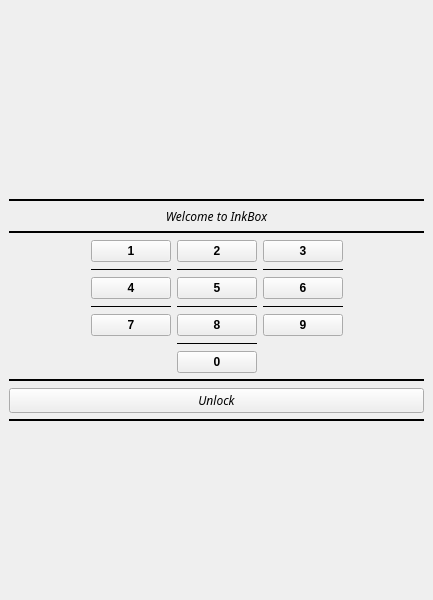
Before: the Qt Designer form lockscreen.ui in Kobo-InkBox/lockscreen, drawn with Qt 5.
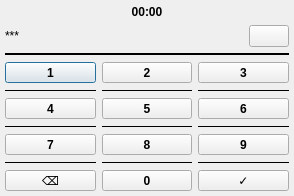
After: the same form once the commit is applied.

Diff of the .ui file:
```diff
--- a/lockscreen.ui
+++ b/lockscreen.ui
@@ -1,171 +1,61 @@
 <?xml version="1.0" encoding="UTF-8"?>
 <ui version="4.0">
  <class>lockscreen</class>
- <widget class="QMainWindow" name="lockscreen">
+ <widget class="QDialog" name="lockscreen">
   <property name="geometry">
    <rect>
     <x>0</x>
     <y>0</y>
-    <width>433</width>
-    <height>600</height>
+    <width>294</width>
+    <height>196</height>
    </rect>
   </property>
+  <property name="sizePolicy">
+   <sizepolicy hsizetype="Preferred" vsizetype="Preferred">
+    <horstretch>0</horstretch>
+    <verstretch>0</verstretch>
+   </sizepolicy>
+  </property>
   <property name="windowTitle">
    <string>lockscreen</string>
   </property>
-  <widget class="QWidget" name="centralwidget">
-   <layout class="QVBoxLayout" name="verticalLayout">
-    <item>
-     <layout class="QGridLayout" name="gridLayout">
-      <item row="8" column="1">
-       <widget class="QPushButton" name="unlockBtn">
-        <property name="font">
-         <font>
-          <family>Chivo</family>
-          <weight>50</weight>
-          <italic>true</italic>
-          <bold>false</bold>
-         </font>
-        </property>
-        <property name="text">
-         <string>Unlock</string>
-        </property>
-       </widget>
-      </item>
-      <item row="9" column="1">
-       <widget class="Line" name="line_4">
-        <property name="frameShadow">
-         <enum>QFrame::Plain</enum>
-        </property>
-        <property name="lineWidth">
-         <number>2</number>
-        </property>
-        <property name="orientation">
-         <enum>Qt::Horizontal</enum>
-        </property>
-       </widget>
-      </item>
-      <item row="7" column="1">
-       <widget class="Line" name="line_2">
-        <property name="frameShadow">
-         <enum>QFrame::Plain</enum>
-        </property>
-        <property name="lineWidth">
-         <number>2</number>
-        </property>
-        <property name="orientation">
-         <enum>Qt::Horizontal</enum>
-        </property>
-       </widget>
-      </item>
-      <item row="0" column="1">
-       <spacer name="verticalSpacer">
-        <property name="orientation">
-         <enum>Qt::Vertical</enum>
-        </property>
-        <property name="sizeHint" stdset="0">
-         <size>
-          <width>20</width>
-          <height>40</height>
-         </size>
-        </property>
-       </spacer>
-      </item>
-      <item row="10" column="1">
-       <spacer name="verticalSpacer_2">
-        <property name="orientation">
-         <enum>Qt::Vertical</enum>
-        </property>
-        <property name="sizeHint" stdset="0">
-         <size>
-          <width>20</width>
-          <height>40</height>
-         </size>
-        </property>
-       </spacer>
-      </item>
-      <item row="3" column="1">
-       <widget class="QLabel" name="welcomeLabel">
-        <property name="font">
-         <font>
-          <family>Chivo</family>
-          <weight>50</weight>
-          <italic>true</italic>
-          <bold>false</bold>
-         </font>
-        </property>
-        <property name="text">
-         <string>Welcome to InkBox</string>
-        </property>
-        <property name="alignment">
-         <set>Qt::AlignCenter</set>
-        </property>
-       </widget>
-      </item>
-      <item row="5" column="1">
-       <widget class="Line" name="line">
-        <property name="frameShadow">
-         <enum>QFrame::Plain</enum>
-        </property>
-        <property name="lineWidth">
-         <number>2</number>
-        </property>
-        <property name="orientation">
-         <enum>Qt::Horizontal</enum>
-        </property>
-       </widget>
-      </item>
-      <item row="2" column="1">
-       <widget class="Line" name="line_3">
-        <property name="frameShadow">
-         <enum>QFrame::Plain</enum>
-        </property>
-        <property name="lineWidth">
-         <number>2</number>
-        </property>
-        <property name="orientation">
-         <enum>Qt::Horizontal</enum>
-        </property>
-       </widget>
-      </item>
-      <item row="6" column="1">
+  <layout class="QGridLayout" name="gridLayout_6">
+   <property name="sizeConstraint">
+    <enum>QLayout::SetNoConstraint</enum>
+   </property>
+   <property name="leftMargin">
+    <number>5</number>
+   </property>
+   <property name="topMargin">
+    <number>5</number>
+   </property>
+   <property name="rightMargin">
+    <number>5</number>
+   </property>
+   <property name="bottomMargin">
+    <number>5</number>
+   </property>
+   <item row="4" column="0">
        <layout class="QGridLayout" name="gridLayout_3">
         <property name="bottomMargin">
          <number>0</number>
         </property>
         <item row="0" column="0">
-         <spacer name="horizontalSpacer">
-          <property name="orientation">
-           <enum>Qt::Horizontal</enum>
-          </property>
-          <property name="sizeHint" stdset="0">
-           <size>
-            <width>40</width>
-            <height>20</height>
-           </size>
-          </property>
-         </spacer>
-        </item>
-        <item row="0" column="2">
-         <spacer name="horizontalSpacer_2">
-          <property name="orientation">
-           <enum>Qt::Horizontal</enum>
-          </property>
-          <property name="sizeHint" stdset="0">
-           <size>
-            <width>40</width>
-            <height>20</height>
-           </size>
-          </property>
-         </spacer>
-        </item>
-        <item row="0" column="1">
          <layout class="QGridLayout" name="gridLayout_2">
+       <property name="sizeConstraint">
+        <enum>QLayout::SetMaximumSize</enum>
+       </property>
           <property name="bottomMargin">
            <number>0</number>
           </property>
           <item row="0" column="0">
            <widget class="QPushButton" name="b1">
+         <property name="sizePolicy">
+          <sizepolicy hsizetype="Minimum" vsizetype="MinimumExpanding">
+           <horstretch>0</horstretch>
+           <verstretch>0</verstretch>
+          </sizepolicy>
+         </property>
             <property name="font">
              <font>
               <weight>75</weight>
@@ -179,6 +69,12 @@
           </item>
           <item row="6" column="1">
            <widget class="QPushButton" name="b0">
+         <property name="sizePolicy">
+          <sizepolicy hsizetype="Minimum" vsizetype="MinimumExpanding">
+           <horstretch>0</horstretch>
+           <verstretch>0</verstretch>
+          </sizepolicy>
+         </property>
             <property name="font">
              <font>
               <weight>75</weight>
@@ -192,6 +88,12 @@
           </item>
           <item row="4" column="2">
            <widget class="QPushButton" name="b9">
+         <property name="sizePolicy">
+          <sizepolicy hsizetype="Minimum" vsizetype="MinimumExpanding">
+           <horstretch>0</horstretch>
+           <verstretch>0</verstretch>
+          </sizepolicy>
+         </property>
             <property name="font">
              <font>
               <weight>75</weight>
@@ -205,6 +107,12 @@
           </item>
           <item row="0" column="1">
            <widget class="QPushButton" name="b2">
+         <property name="sizePolicy">
+          <sizepolicy hsizetype="Minimum" vsizetype="MinimumExpanding">
+           <horstretch>0</horstretch>
+           <verstretch>0</verstretch>
+          </sizepolicy>
+         </property>
             <property name="font">
              <font>
               <weight>75</weight>
@@ -218,6 +126,12 @@
           </item>
           <item row="0" column="2">
            <widget class="QPushButton" name="b3">
+         <property name="sizePolicy">
+          <sizepolicy hsizetype="Minimum" vsizetype="Expanding">
+           <horstretch>0</horstretch>
+           <verstretch>0</verstretch>
+          </sizepolicy>
+         </property>
             <property name="font">
              <font>
               <weight>75</weight>
@@ -231,6 +145,12 @@
           </item>
           <item row="4" column="0">
            <widget class="QPushButton" name="b7">
+         <property name="sizePolicy">
+          <sizepolicy hsizetype="Minimum" vsizetype="MinimumExpanding">
+           <horstretch>0</horstretch>
+           <verstretch>0</verstretch>
+          </sizepolicy>
+         </property>
             <property name="font">
              <font>
               <weight>75</weight>
@@ -244,6 +164,12 @@
           </item>
           <item row="2" column="2">
            <widget class="QPushButton" name="b6">
+         <property name="sizePolicy">
+          <sizepolicy hsizetype="Minimum" vsizetype="MinimumExpanding">
+           <horstretch>0</horstretch>
+           <verstretch>0</verstretch>
+          </sizepolicy>
+         </property>
             <property name="font">
              <font>
               <weight>75</weight>
@@ -267,6 +193,12 @@
           </item>
           <item row="2" column="0">
            <widget class="QPushButton" name="b4">
+         <property name="sizePolicy">
+          <sizepolicy hsizetype="Minimum" vsizetype="MinimumExpanding">
+           <horstretch>0</horstretch>
+           <verstretch>0</verstretch>
+          </sizepolicy>
+         </property>
             <property name="font">
              <font>
               <weight>75</weight>
@@ -300,6 +232,12 @@
           </item>
           <item row="4" column="1">
            <widget class="QPushButton" name="b8">
+         <property name="sizePolicy">
+          <sizepolicy hsizetype="Minimum" vsizetype="MinimumExpanding">
+           <horstretch>0</horstretch>
+           <verstretch>0</verstretch>
+          </sizepolicy>
+         </property>
             <property name="font">
              <font>
               <weight>75</weight>
@@ -323,6 +261,12 @@
           </item>
           <item row="2" column="1">
            <widget class="QPushButton" name="b5">
+         <property name="sizePolicy">
+          <sizepolicy hsizetype="Minimum" vsizetype="MinimumExpanding">
+           <horstretch>0</horstretch>
+           <verstretch>0</verstretch>
+          </sizepolicy>
+         </property>
             <property name="font">
              <font>
               <weight>75</weight>
@@ -364,31 +308,122 @@
             </property>
            </widget>
           </item>
+       <item row="6" column="2">
+        <widget class="QPushButton" name="acceptBtn">
+         <property name="sizePolicy">
+          <sizepolicy hsizetype="Minimum" vsizetype="MinimumExpanding">
+           <horstretch>0</horstretch>
+           <verstretch>0</verstretch>
+          </sizepolicy>
+         </property>
+         <property name="text">
+          <string>✓</string>
+         </property>
+        </widget>
+       </item>
+       <item row="6" column="0">
+        <widget class="QPushButton" name="delButton">
+         <property name="sizePolicy">
+          <sizepolicy hsizetype="Minimum" vsizetype="MinimumExpanding">
+           <horstretch>0</horstretch>
+           <verstretch>0</verstretch>
+          </sizepolicy>
+         </property>
+         <property name="text">
+          <string>⌫</string>
+         </property>
+        </widget>
+       </item>
+       <item row="5" column="0">
+        <widget class="Line" name="line">
+         <property name="frameShadow">
+          <enum>QFrame::Plain</enum>
+         </property>
+         <property name="orientation">
+          <enum>Qt::Horizontal</enum>
+         </property>
+        </widget>
+       </item>
+       <item row="5" column="2">
+        <widget class="Line" name="line_2">
+         <property name="frameShadow">
+          <enum>QFrame::Plain</enum>
+         </property>
+         <property name="orientation">
+          <enum>Qt::Horizontal</enum>
+         </property>
+        </widget>
+       </item>
          </layout>
         </item>
        </layout>
       </item>
-      <item row="1" column="1">
-       <widget class="QLabel" name="timeLabel">
-        <property name="font">
-         <font>
-          <family>Inter</family>
-          <weight>75</weight>
-          <bold>true</bold>
-         </font>
+   <item row="2" column="0">
+    <layout class="QHBoxLayout" name="horizontalLayout">
+     <property name="sizeConstraint">
+      <enum>QLayout::SetFixedSize</enum>
+     </property>
+     <item>
+      <widget class="QLabel" name="label">
+       <property name="sizePolicy">
+        <sizepolicy hsizetype="Expanding" vsizetype="Preferred">
+         <horstretch>0</horstretch>
+         <verstretch>0</verstretch>
+        </sizepolicy>
+       </property>
+       <property name="text">
+        <string>***</string>
+       </property>
+      </widget>
+     </item>
+     <item>
+      <widget class="QPushButton" name="ShowPasswordButton">
+       <property name="sizePolicy">
+        <sizepolicy hsizetype="Fixed" vsizetype="Fixed">
+         <horstretch>0</horstretch>
+         <verstretch>0</verstretch>
+        </sizepolicy>
         </property>
         <property name="text">
          <string/>
         </property>
+      </widget>
+     </item>
+    </layout>
+   </item>
+   <item row="3" column="0">
+    <widget class="Line" name="line_3">
+     <property name="frameShadow">
+      <enum>QFrame::Plain</enum>
+     </property>
+     <property name="lineWidth">
+      <number>2</number>
+     </property>
+     <property name="orientation">
+      <enum>Qt::Horizontal</enum>
+     </property>
+    </widget>
+   </item>
+   <item row="1" column="0">
+    <widget class="QLabel" name="label_2">
+     <property name="font">
+      <font>
+       <weight>75</weight>
+       <bold>true</bold>
+      </font>
+     </property>
+     <property name="lineWidth">
+      <number>0</number>
+     </property>
+     <property name="text">
+      <string>00:00</string>
+     </property>
         <property name="alignment">
          <set>Qt::AlignCenter</set>
         </property>
        </widget>
       </item>
      </layout>
-    </item>
-   </layout>
-  </widget>
  </widget>
  <resources/>
  <connections/>
```
Lines whose indentation alone changed are shown as unchanged.
